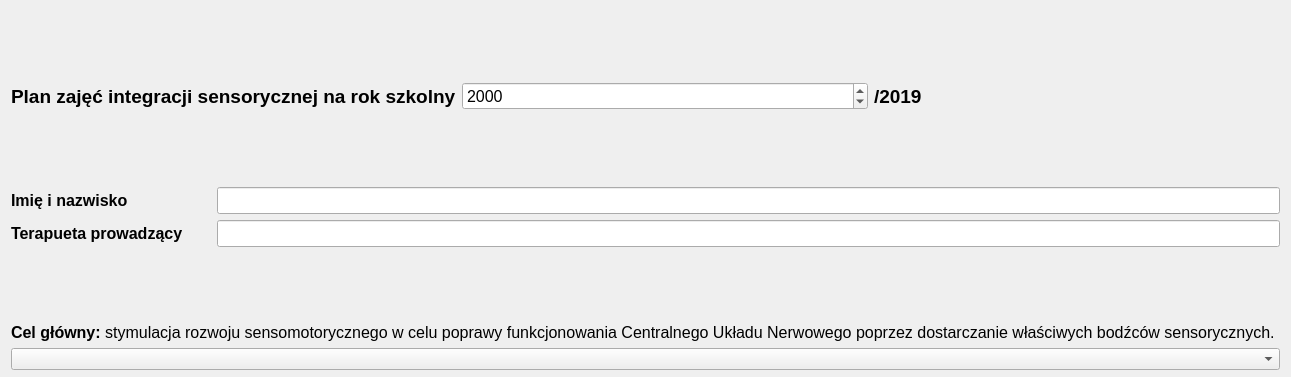
Qt form Plan-Describer/documentplandialog.ui (Barto-Paja/SI-Plan-Describer) before a commit; both pictures show x 0 to 1291 and y 0 to 377 of the 1291 by 549 pixel window.
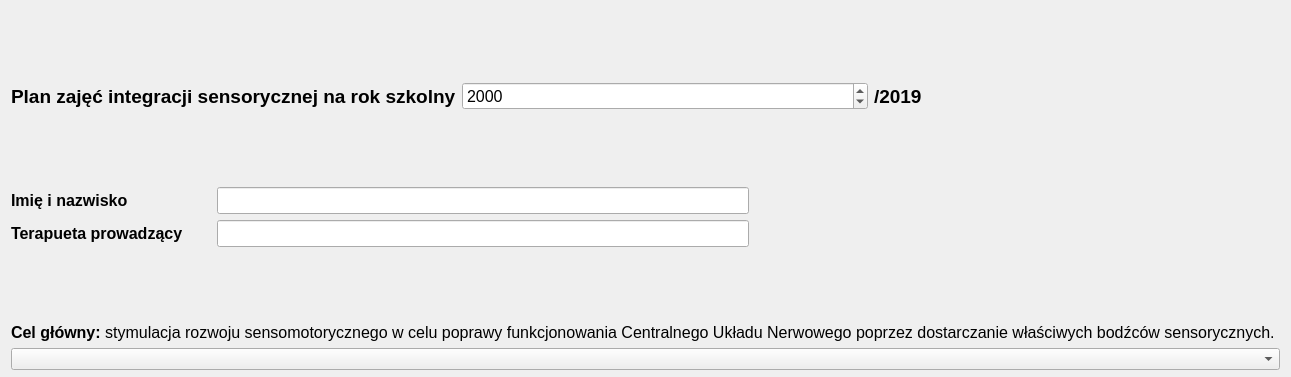
The same form after that commit.

The edit to the form file:
```diff
--- a/Plan-Describer/documentplandialog.ui
+++ b/Plan-Describer/documentplandialog.ui
@@ -114,8 +114,27 @@
          <pointsize>12</pointsize>
         </font>
        </property>
+       <property name="inputMask">
+        <string/>
+       </property>
+       <property name="text">
+        <string/>
+       </property>
       </widget>
      </item>
+     <item>
+      <spacer name="horizontalSpacer">
+       <property name="orientation">
+        <enum>Qt::Horizontal</enum>
+       </property>
+       <property name="sizeHint" stdset="0">
+        <size>
+         <width>40</width>
+         <height>20</height>
+        </size>
+       </property>
+      </spacer>
+     </item>
     </layout>
    </item>
    <item>
@@ -147,8 +166,27 @@
          <pointsize>12</pointsize>
         </font>
        </property>
+       <property name="inputMask">
+        <string/>
+       </property>
+       <property name="text">
+        <string/>
+       </property>
       </widget>
      </item>
+     <item>
+      <spacer name="horizontalSpacer_2">
+       <property name="orientation">
+        <enum>Qt::Horizontal</enum>
+       </property>
+       <property name="sizeHint" stdset="0">
+        <size>
+         <width>40</width>
+         <height>20</height>
+        </size>
+       </property>
+      </spacer>
+     </item>
     </layout>
    </item>
    <item>
```
